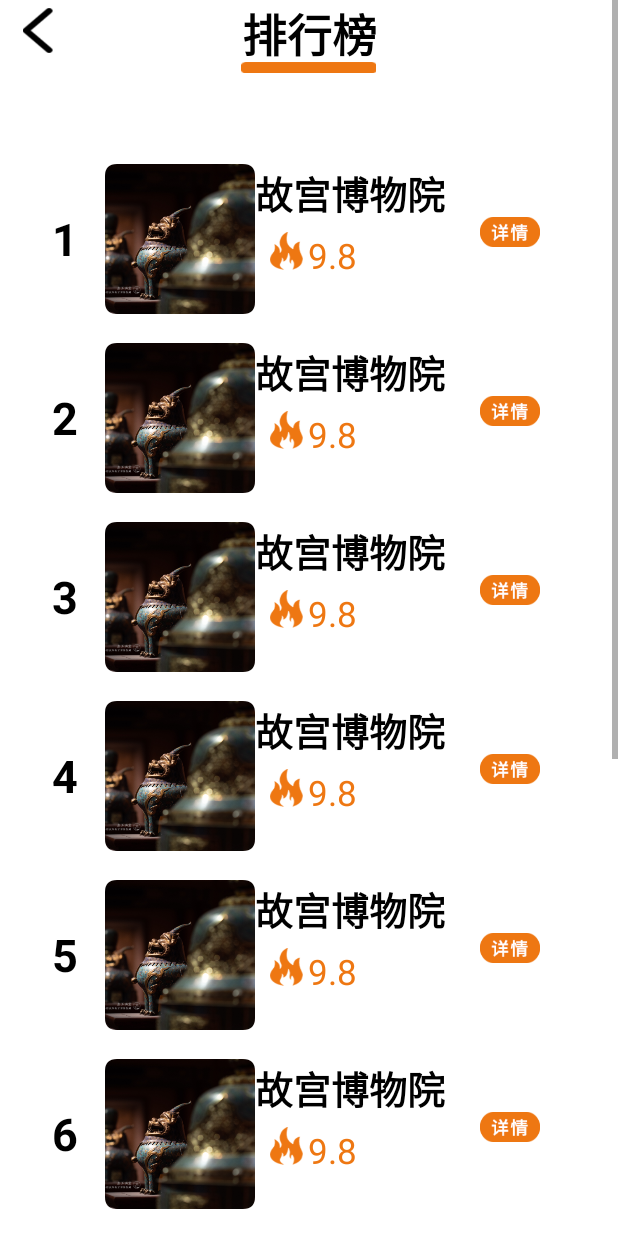
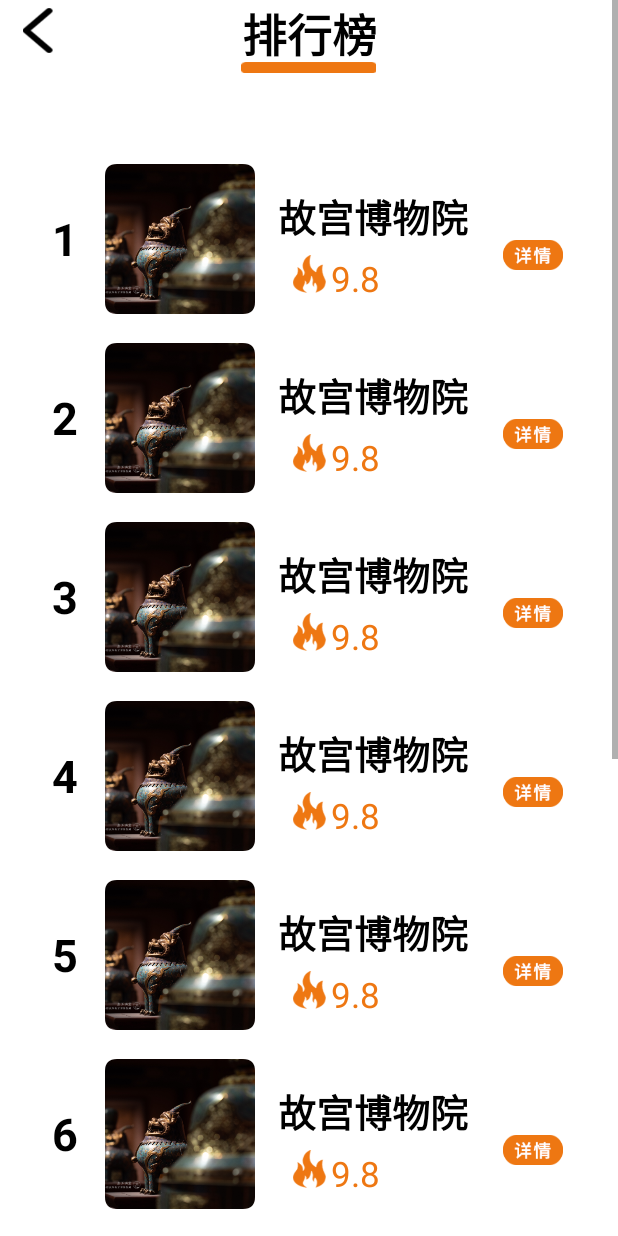
Before and after one commit to BUCT-CS1808-SoftwareEngineering/app, an Android app: the LeaderboardActivity screen opened directly, with no data from a screen before it, on a phone screen of 412 x 824 dp. Run offline under Robolectric (Android 15) with nearby library versions, the phone set to English and light mode, and no system bars.

Commit message:
排行榜页面的制作

```diff
--- a/app/src/main/res/layout/layout_leaderboard_card.xml
+++ b/app/src/main/res/layout/layout_leaderboard_card.xml
@@ -13,6 +13,7 @@
         <LinearLayout
             android:layout_width="60dp"
             android:layout_height="wrap_content"
+            android:orientation="vertical"
             android:layout_gravity="center"
             android:gravity="center">
             <TextView
@@ -29,7 +30,10 @@
         </LinearLayout>
         <LinearLayout
             android:layout_width="wrap_content"
-            android:layout_height="wrap_content">
+            android:layout_height="wrap_content"
+            android:orientation="vertical"
+            android:layout_marginRight="15dp"
+            >
             <cn.edu.buct.se.cs1808.RoundImageView
                 android:id="@+id/activity_leaderboard_image"
                 android:layout_width="100dp"
@@ -40,7 +44,8 @@
         </LinearLayout>
         <RelativeLayout
             android:layout_width="wrap_content"
-            android:layout_height="wrap_content">
+            android:layout_height="wrap_content"
+            android:paddingTop="15dp">
             <TextView
                 android:id="@+id/activity_leaderboard_name"
                 android:layout_width="wrap_content"
```
